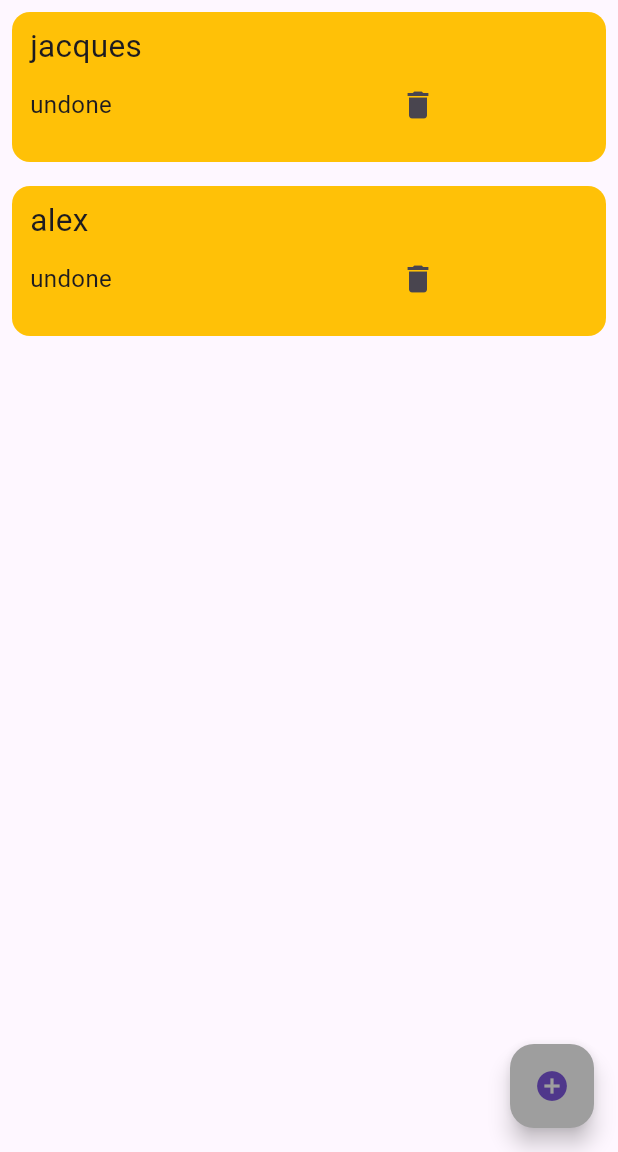
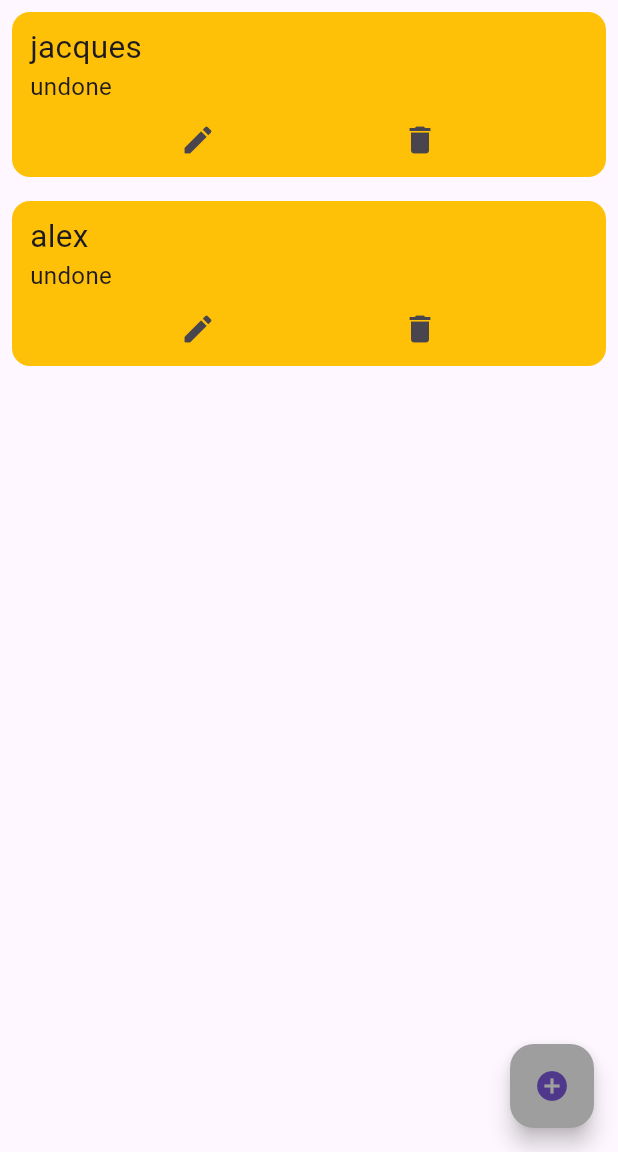
Before and after one commit to sikatenda/ToDoApp_Flutter, a Flutter app: the screen it shows after launch, on a phone screen of 412 x 824 dp, the part 84-1236 px from its top. Run offline on Flutter 3.47's test engine with Material 3 defaults, Android fonts, the phone set to English and light mode, and no system bars.

Commit message:
list icons

```diff
--- a/ToDo/app1/lib/listItem.dart
+++ b/ToDo/app1/lib/listItem.dart
@@ -4,7 +4,11 @@ class MyList extends StatelessWidget {
   final String name;
   final String completed;
 
-  const MyList({super.key, required this.name, required this.completed});
+  const MyList({
+    super.key,
+    required this.name,
+    required this.completed,
+  });
 
   @override
   Widget build(BuildContext context) {
@@ -13,26 +17,32 @@ class MyList extends StatelessWidget {
       child: Container(
         decoration: BoxDecoration(
             color: Colors.amber, borderRadius: BorderRadius.circular(12.0)),
-        height: 100,
+        height: 110,
         width: 270,
         child: Column(
           crossAxisAlignment: CrossAxisAlignment.start,
+          mainAxisAlignment: MainAxisAlignment.center,
           children: [
             Padding(
               padding: const EdgeInsets.only(left: 12.0, top: 8.0),
               child: Text(name, style: const TextStyle(fontSize: 21)),
             ),
             Padding(
-              padding: const EdgeInsets.only(left: 12.0),
-              child: Row(
-                children: [
-                  Text(completed, style: const TextStyle(fontSize: 16)),
-                  const SizedBox(
-                    width: 180,
-                  ),
-                  IconButton(onPressed: () {}, icon: const Icon(Icons.delete)),
-                ],
+              padding: const EdgeInsets.only(
+                left: 12.0,
               ),
+              child: Text(completed, style: const TextStyle(fontSize: 16)),
+            ),
+            Row(
+              mainAxisAlignment: MainAxisAlignment.center,
+              children: [
+                IconButton(
+                    onPressed: () {}, icon: const Icon(Icons.edit_rounded)),
+                const SizedBox(
+                  width: 100,
+                ),
+                IconButton(onPressed: () {}, icon: const Icon(Icons.delete)),
+              ],
             ),
           ],
         ),
```
